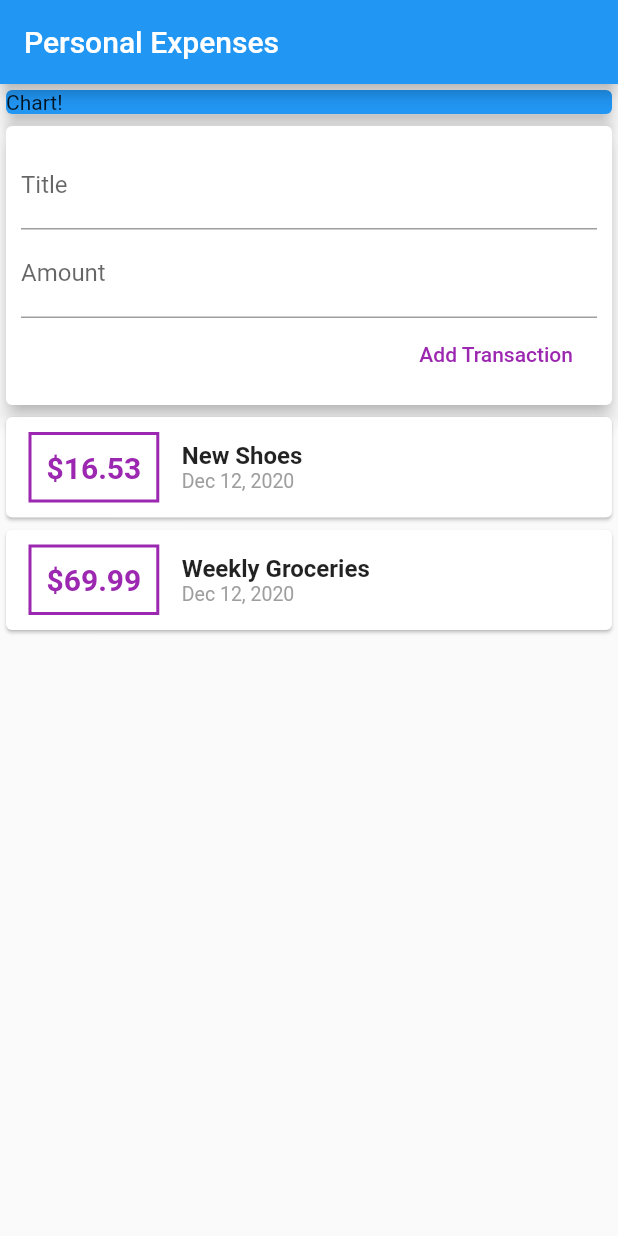
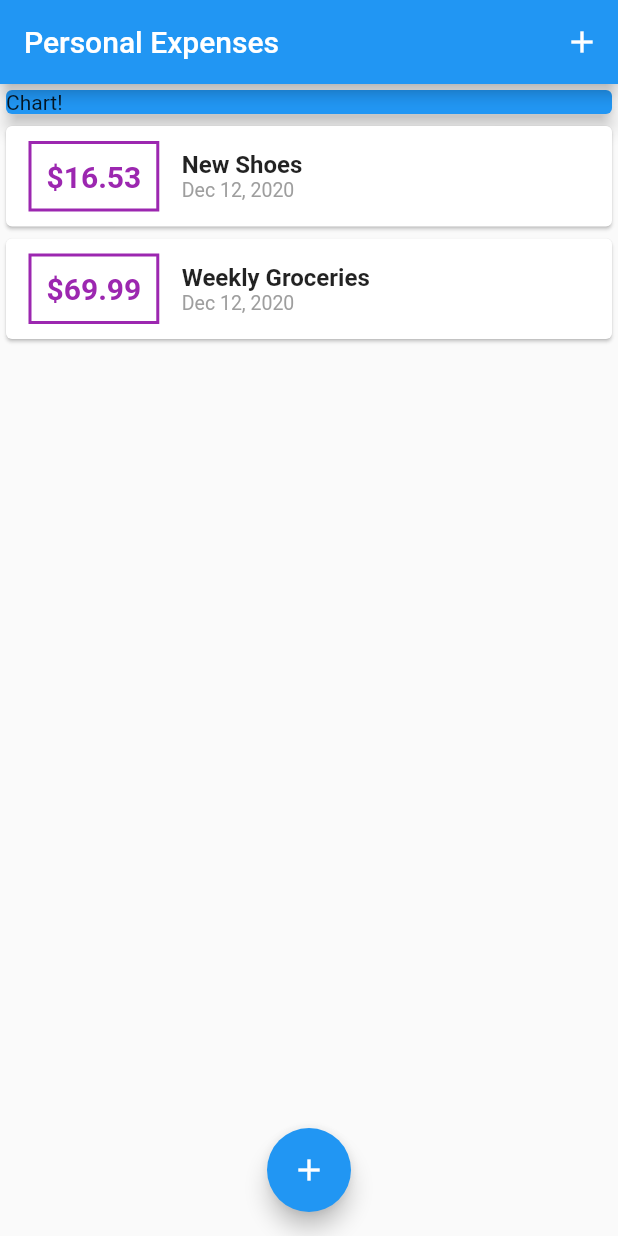
Before and after one commit to bryantwilliam/personal_expenses, a Flutter app: the screen it shows after launch, on a phone screen of 412 x 824 dp. Run offline on Flutter 3.47's test engine with Material 2 defaults, Android fonts, the phone set to English and light mode, and no system bars.

Commit message:
up to L94

```diff
--- a/lib/main.dart
+++ b/lib/main.dart
@@ -1,10 +1,11 @@
 import 'package:flutter/material.dart';
+import 'package:personal_expenses/widgets/new_transaction.dart';
 
-import './widgets/user_transactions.dart';
+import './widgets/new_transaction.dart';
+import './widgets/transaction_list.dart';
+import './models/transaction.dart';
 
-void main() {
-  runApp(MyApp());
-}
+void main() => runApp(MyApp());
 
 class MyApp extends StatelessWidget {
   @override
@@ -20,12 +21,60 @@ class MyApp extends StatelessWidget {
   }
 }
 
-class MyHomePage extends StatelessWidget {
+class MyHomePage extends StatefulWidget {
+  @override
+  _MyHomePageState createState() => _MyHomePageState();
+}
+
+class _MyHomePageState extends State<MyHomePage> {
+  final List<Transaction> _userTransactions = [
+    Transaction(
+      id: "t1",
+      title: "New Shoes",
+      amount: 16.53,
+      date: DateTime.now(),
+    ),
+    Transaction(
+      id: "t2",
+      title: "Weekly Groceries",
+      amount: 69.99,
+      date: DateTime.now(),
+    ),
+  ];
+
+  void _addNewTransaction(String title, double amount) {
+    final newTrans = Transaction(
+      title: title,
+      amount: amount,
+      date: DateTime.now(),
+      id: DateTime.now().toString(),
+    );
+
+    setState(() {
+      _userTransactions.add(newTrans);
+    });
+  }
+
+  void _startAddNewTransaction(BuildContext ctx) {
+    showModalBottomSheet(
+      context: ctx,
+      builder: (_) {
+        return NewTransaction(_addNewTransaction);
+      },
+    );
+  }
+
   @override
   Widget build(BuildContext context) {
     return Scaffold(
       appBar: AppBar(
         title: Text("Personal Expenses"),
+        actions: <Widget>[
+          IconButton(
+            icon: Icon(Icons.add),
+            onPressed: () => _startAddNewTransaction(context),
+          ),
+        ],
       ),
       body: SingleChildScrollView(
         child: Column(
@@ -39,9 +88,14 @@ class MyHomePage extends StatelessWidget {
                 elevation: 5,
               ),
             ),
-            UserTransactions()
+            TransactionList(_userTransactions),
           ],
         ),
+      ),
+      floatingActionButtonLocation: FloatingActionButtonLocation.centerFloat,
+      floatingActionButton: FloatingActionButton(
+        child: Icon(Icons.add),
+        onPressed: () => _startAddNewTransaction(context),
       ),
     );
   }
--- a/lib/widgets/transaction_list.dart
+++ b/lib/widgets/transaction_list.dart
@@ -29,7 +29,7 @@ class TransactionList extends StatelessWidget {
                   ),
                   padding: EdgeInsets.all(10),
                   child: Text(
-                    "\$${transactions[index].amount}",
+                    "\$${transactions[index].amount.toStringAsFixed(2)}",
                     style: TextStyle(
                       fontWeight: FontWeight.bold,
                       fontSize: 20,
--- a/lib/widgets/user_transactions.dart
+++ /dev/null
@@ -1,49 +0,0 @@
-import 'package:flutter/material.dart';
-import '../models/transaction.dart';
-import './transaction_list.dart';
-import './new_transaction.dart';
-
-class UserTransactions extends StatefulWidget {
-  @override
-  _UserTransactionsState createState() => _UserTransactionsState();
-}
-
-class _UserTransactionsState extends State<UserTransactions> {
-  final List<Transaction> _userTransactions = [
-    Transaction(
-      id: "t1",
-      title: "New Shoes",
-      amount: 16.53,
-      date: DateTime.now(),
-    ),
-    Transaction(
-      id: "t2",
-      title: "Weekly Groceries",
-      amount: 69.99,
-      date: DateTime.now(),
-    ),
-  ];
-
-  void _addNewTransaction(String title, double amount) {
-    final newTrans = Transaction(
-      title: title,
-      amount: amount,
-      date: DateTime.now(),
-      id: DateTime.now().toString(),
-    );
-
-    setState(() {
-      _userTransactions.add(newTrans);
-    });
-  }
-
-  @override
-  Widget build(BuildContext context) {
-    return Column(
-      children: <Widget>[
-        NewTransaction(_addNewTransaction),
-        TransactionList(_userTransactions),
-      ],
-    );
-  }
-}
```
Also changed, not shown: lib/widgets/new_transaction.dart (+25 -8 lines).
